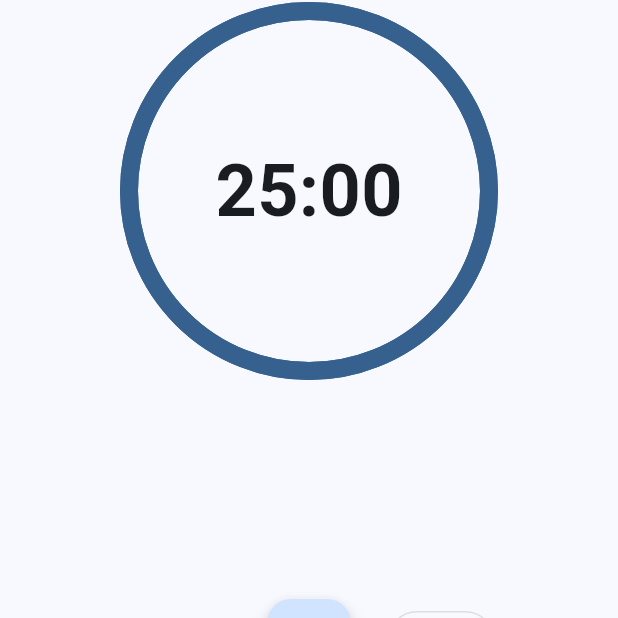
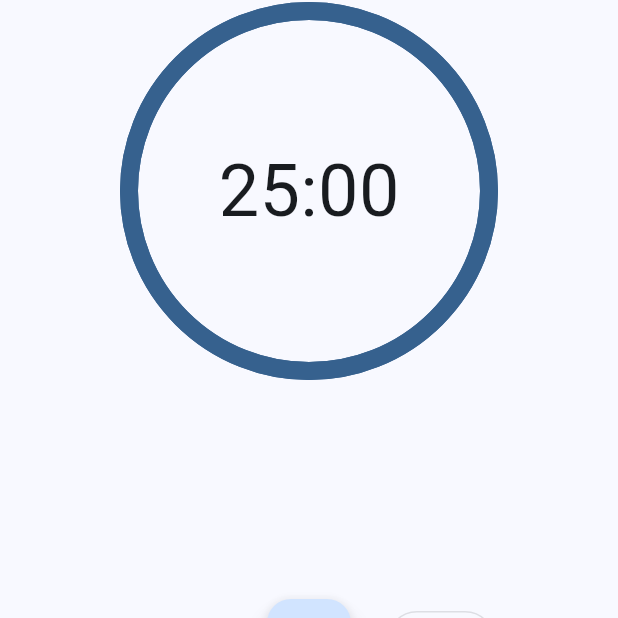
Before and after one commit to yhakamay/pomody, a Flutter app: the screen it shows after launch, on a phone screen of 412 x 824 dp, the part 409-1027 px from its top. Run offline on Flutter 3.47's test engine with Material 2 defaults, Android fonts, the phone set to English and light mode, and no system bars; drawn by our look-alikes of circular_countdown_timer.

Commit message:
Delete fontWeight from timer
It actually didn't working

```diff
--- a/lib/pages/home_page.dart
+++ b/lib/pages/home_page.dart
@@ -15,10 +15,7 @@ class _HomePageState extends State<HomePage> {
   final _countdownController = CountDownController();
   final _duration = 25 * 60;
   final _size = 240.0;
-  final _textStyle = const TextStyle(
-    fontSize: 48,
-    fontWeight: FontWeight.bold,
-  );
+  final _textStyle = const TextStyle(fontSize: 48);
   int _pageIndex = 0;
   String _toolTip = 'Start';
   Icon _icon = const Icon(Icons.play_arrow_rounded);
```
